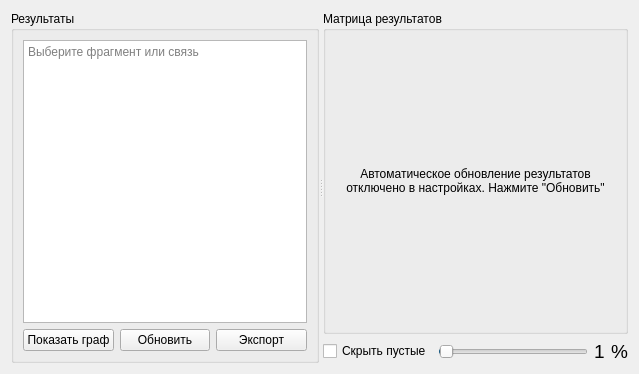
This is ui/algorithm_result.ui in moevm/nosql1h19-text-graph as Qt 5 draws it before an edit. The edited form follows.
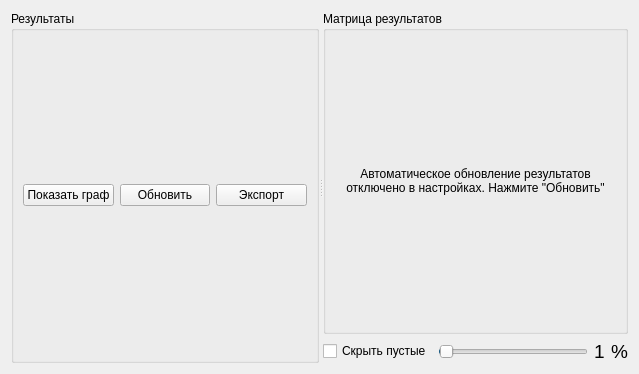
This is the edited form.

```diff
--- a/ui/algorithm_result.ui
+++ b/ui/algorithm_result.ui
@@ -25,24 +25,7 @@
       </property>
       <layout class="QVBoxLayout" name="verticalLayout">
        <item>
-        <widget class="QTextBrowser" name="textBrowser">
-         <property name="minimumSize">
-          <size>
-           <width>150</width>
-           <height>0</height>
-          </size>
-         </property>
-         <property name="html">
-          <string>&lt;!DOCTYPE HTML PUBLIC &quot;-//W3C//DTD HTML 4.0//EN&quot; &quot;http://www.w3.org/TR/REC-html40/strict.dtd&quot;&gt;
-&lt;html&gt;&lt;head&gt;&lt;meta name=&quot;qrichtext&quot; content=&quot;1&quot; /&gt;&lt;style type=&quot;text/css&quot;&gt;
-p, li { white-space: pre-wrap; }
-&lt;/style&gt;&lt;/head&gt;&lt;body style=&quot; font-family:'Noto Sans'; font-size:9pt; font-weight:400; font-style:normal;&quot;&gt;
-&lt;p style=&quot;-qt-paragraph-type:empty; margin-top:0px; margin-bottom:0px; margin-left:0px; margin-right:0px; -qt-block-indent:0; text-indent:0px;&quot;&gt;&lt;br /&gt;&lt;/p&gt;&lt;/body&gt;&lt;/html&gt;</string>
-         </property>
-         <property name="placeholderText">
-          <string>Выберите фрагмент или связь</string>
-         </property>
-        </widget>
+        <layout class="QVBoxLayout" name="textBrowserLayout"/>
        </item>
        <item>
         <layout class="QHBoxLayout" name="horizontalLayout_2">
```
Left out of the diff: 2 changed lines with no effect on the pictures.
